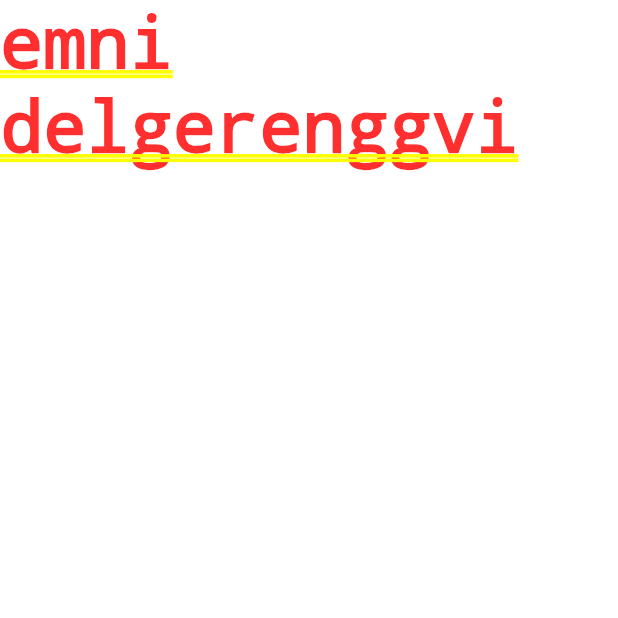
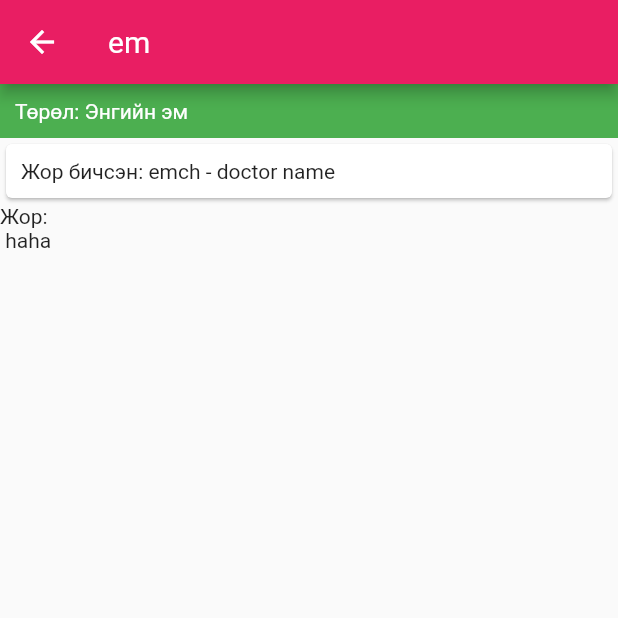
Before and after one commit to Gerlee01/MiniMedApp, a Flutter app: the TabsScreen screen opened by its route, item 2 of the bottom bar chosen, after a tap on the "keyboard arrow right" icon, on a phone screen of 412 x 824 dp, the top half of it. Run offline on Flutter 3.47's test engine with Material 2 defaults, Android fonts, the phone set to English and light mode, and no system bars; network calls fail.

```diff
--- a/lib/main.dart
+++ b/lib/main.dart
@@ -1,4 +1,5 @@
 import 'package:flutter/material.dart';
+import 'package:mini_med_front/screens/history_sub/history_detail.dart';
 import 'package:mini_med_front/screens/history_sub/history_tab_screen.dart';
 import 'screens/pill_sub/pill_detail.dart';
 import './screens/tabs_screen.dart';
@@ -28,6 +29,7 @@ class MyApp extends StatelessWidget {
         TabsScreen.routeName: (ctx) => TabsScreen(),
         PillDetail.routeName: (ctx) => PillDetail(),
         HistoryTabScreen.routeName: (ctx) => HistoryTabScreen(),
+        HistoryDetail.routeName: (ctx) => HistoryDetail(),
       },
     );
   }
--- a/lib/screens/main/history_screen.dart
+++ b/lib/screens/main/history_screen.dart
@@ -1,10 +1,10 @@
 import 'package:flutter/material.dart';
 
 import '../../entity/History.dart';
-import '../../widgets/history_item.dart';
+import '../../widgets/history_grid_item.dart';
 
 class HistoryScreen extends StatelessWidget {
-  List<Map<String, Object>> types = [
+  final List<Map<String, Object>> types = [
     {
       'type': Type.ambulatory,
       'title': 'Эмчийн үзлэг',
@@ -27,7 +27,7 @@ class HistoryScreen extends StatelessWidget {
         alignment: Alignment.center,
         child: GridView(
           padding: EdgeInsets.all(30),
-          children: types.map((e) => HistoryItem(e['type'], e['title'])).toList(),
+          children: types.map((e) => HistoryGridItem(e['type'], e['title'])).toList(),
           gridDelegate: SliverGridDelegateWithMaxCrossAxisExtent(
             maxCrossAxisExtent: 200,
             childAspectRatio: 3 / 2,
--- a/lib/screens/pill_sub/pill_detail.dart
+++ b/lib/screens/pill_sub/pill_detail.dart
@@ -1,11 +1,76 @@
+import 'package:flutter/cupertino.dart';
 import 'package:flutter/material.dart';
-import '../../entity/Prescription.dart';
+import 'package:mini_med_front/entity/Prescription.dart';
 
 class PillDetail extends StatelessWidget {
   static const routeName = 'pill_detail';
 
   @override
   Widget build(BuildContext context) {
-    return Container(child: Text('emni delgerenggvi'),);
+    final pill = ModalRoute.of(context).settings.arguments as Prescription;
+
+    return Scaffold(
+      appBar: AppBar(
+        title: Text(pill.pillName),
+      ),
+      body: Column(
+        children: <Widget>[
+          _chooseText(pill.type),
+          Card(
+            child: Container(
+              padding: EdgeInsets.all(10),
+              width: double.infinity,
+              child: Text(
+                'Жор бичсэн: ${pill.doctorWorkPlace} - ${pill.doctorFullName}',
+              ),
+            ),
+          ),
+          Container(
+
+            width: double.infinity,
+            child: Text(
+              'Жор:\n ${pill.guide}',
+              softWrap: true,
+            ),
+          ),
+        ],
+      ),
+    );
+  }
+
+  Widget _chooseText(Type type) {
+    String title = '';
+    Color color = Colors.white;
+
+    switch (type) {
+      case Type.normal:
+        title = 'Энгийн эм';
+        color =Colors.green;
+        break;
+      case Type.setgets:
+        title = 'Сэтгэцэд нөлөөт эм';
+        color =Colors.blueAccent;
+        break;
+      case Type.mansuuruulah:
+        title = 'Мансууруулах эм';
+        color =Colors.red;
+        break;
+      default:
+        title = 'Тодорхойгүй';
+        color =Colors.black12;
+        break;
+    }
+
+    return Container(
+      width: double.infinity,
+      color: color,
+      padding: EdgeInsets.all(10),
+      child: Text(
+        'Төрөл: $title',
+        style: TextStyle(
+          color: Colors.white,
+        ),
+      ),
+    );
   }
 }
--- a/lib/screens/tabs_screen.dart
+++ b/lib/screens/tabs_screen.dart
@@ -1,4 +1,6 @@
 import 'package:flutter/material.dart';
+import 'package:mini_med_front/providers/pill_provider.dart';
+import 'package:provider/provider.dart';
 
 import './main/history_screen.dart';
 import './main/home_screen.dart';
@@ -47,7 +49,9 @@ class _TabsScreenState extends State<TabsScreen> {
 
   @override
   Widget build(BuildContext context) {
-    return Scaffold(
+    return ChangeNotifierProvider(
+      create: (ctx) => PillProvider(),
+      child: Scaffold(
         body: _pages[_selectPageIndex]['page'],
         bottomNavigationBar: BottomNavigationBar(
           onTap: _selectPage,
@@ -74,6 +78,7 @@ class _TabsScreenState extends State<TabsScreen> {
             ),
           ],
         ),
+      ),
     );
   }
 }
--- a/lib/widgets/history_item.dart
+++ b/lib/widgets/history_grid_item.dart
@@ -3,14 +3,14 @@ import 'package:mini_med_front/screens/history_sub/history_tab_screen.dart';
 
 import '../entity/History.dart';
 
-class HistoryItem extends StatelessWidget {
+class HistoryGridItem extends StatelessWidget {
   final Type type;
   final String title;
 
-  const HistoryItem(this.type, this.title);
+  const HistoryGridItem(this.type, this.title);
 
   void selectCategory(BuildContext ctx) {
-    Navigator.of(ctx).pushNamed(HistoryTabScreen.routeName, arguments: title);
+    Navigator.of(ctx).pushNamed(HistoryTabScreen.routeName, arguments: type);
   }
 
   @override
--- a/pubspec.yaml
+++ b/pubspec.yaml
@@ -24,6 +24,7 @@ dependencies:
   flutter:
     sdk: flutter
   intl: ^0.16.1
+  provider: ^4.3.2+2
 
 
   # The following adds the Cupertino Icons font to your application.
```
Also changed, not shown: lib/providers/history_provider.dart (added, +21 -0 lines), lib/providers/pill_provider.dart (added, +20 -0 lines), lib/screens/history_sub/history_detail.dart (+20 -0 lines), lib/screens/history_sub/history_tab_screen.dart (+19 -11 lines), lib/screens/main/pill_screen.dart (+5 -40 lines), lib/test_data.dart (added, +85 -0 lines), lib/widgets/history_list.dart (+40 -1 lines), pubspec.lock, 1 other file. Lines whose indentation alone changed are shown as unchanged.
